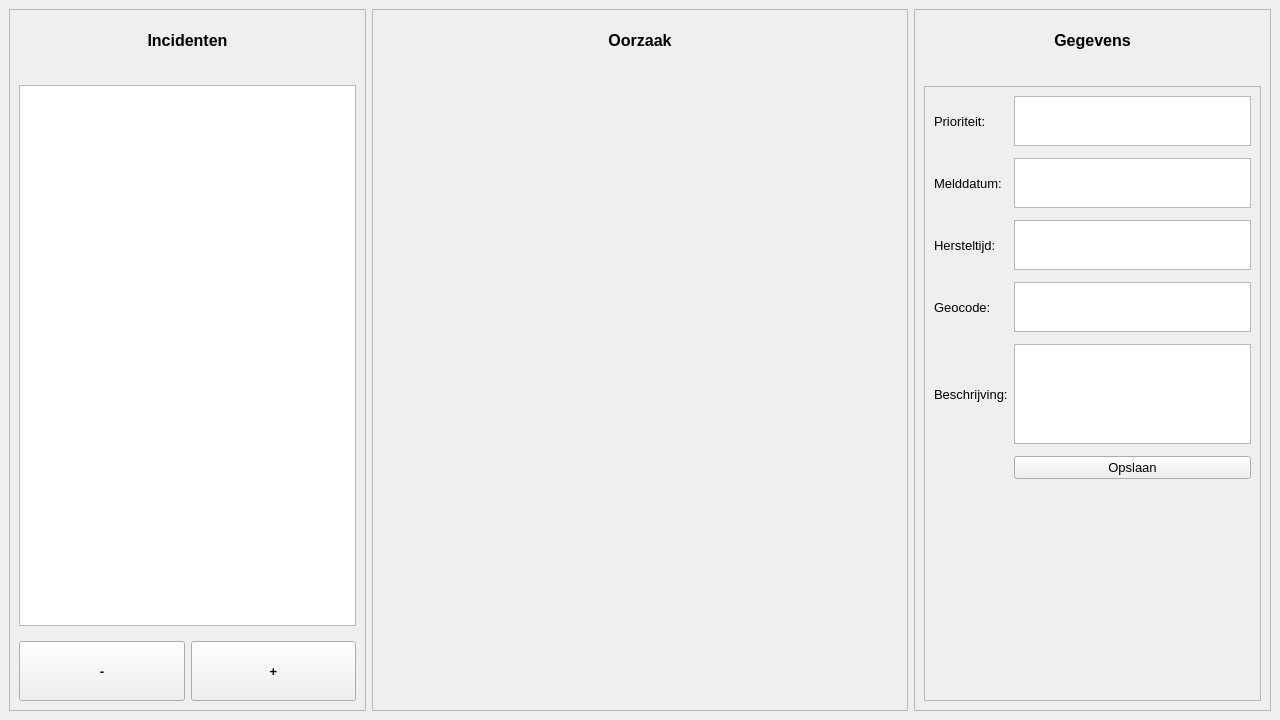
This is UI/QT/ui.ui in WailAbou/Data-Driven-Business as Qt 5 draws it before an edit. The edited form follows.
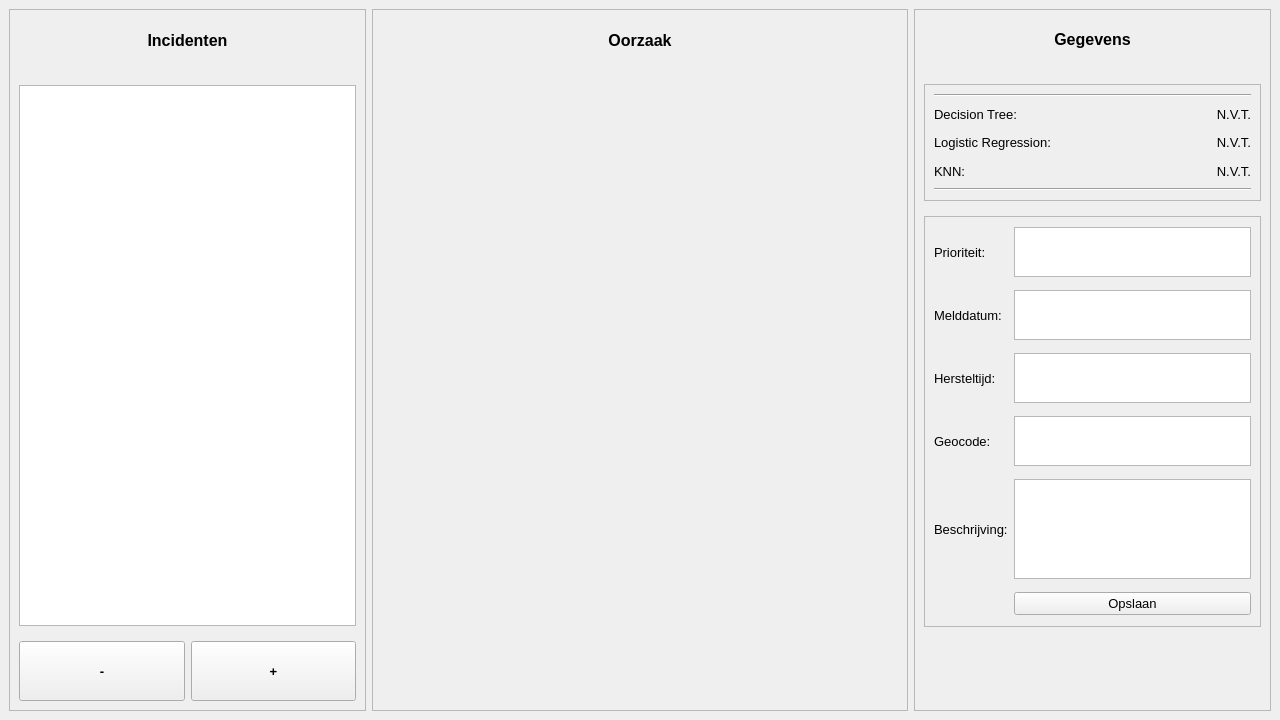
This is the edited form. Icons and pictures are not drawn.

The edit to the form file:
```diff
--- a/UI/QT/ui.ui
+++ b/UI/QT/ui.ui
@@ -191,14 +191,14 @@
       <property name="frameShadow">
        <enum>QFrame::Raised</enum>
       </property>
-      <layout class="QGridLayout" name="gridLayout" rowstretch="1,10">
+      <layout class="QGridLayout" name="gridLayout" rowstretch="1,2,7,1">
        <property name="topMargin">
         <number>0</number>
        </property>
        <property name="verticalSpacing">
         <number>15</number>
        </property>
-       <item row="1" column="0" colspan="2">
+       <item row="2" column="0" colspan="2">
         <widget class="QFrame" name="frame_4">
          <property name="frameShape">
           <enum>QFrame::StyledPanel</enum>
@@ -210,15 +210,55 @@
           <property name="verticalSpacing">
            <number>12</number>
           </property>
-          <item row="0" column="0">
-           <widget class="QLabel" name="label_2">
+          <item row="4" column="0">
+           <widget class="QLabel" name="label_6">
             <property name="font">
              <font>
               <pointsize>10</pointsize>
              </font>
             </property>
             <property name="text">
-             <string>Prioriteit:</string>
+             <string>Beschrijving:</string>
+            </property>
+           </widget>
+          </item>
+          <item row="4" column="1" colspan="2">
+           <widget class="QTextEdit" name="beschrijving">
+            <property name="sizePolicy">
+             <sizepolicy hsizetype="Expanding" vsizetype="Maximum">
+              <horstretch>0</horstretch>
+              <verstretch>0</verstretch>
+             </sizepolicy>
+            </property>
+            <property name="maximumSize">
+             <size>
+              <width>16777215</width>
+              <height>100</height>
+             </size>
+            </property>
+            <property name="font">
+             <font>
+              <pointsize>10</pointsize>
+             </font>
+            </property>
+           </widget>
+          </item>
+          <item row="5" column="1" colspan="2">
+           <widget class="QPushButton" name="saveButton">
+            <property name="sizePolicy">
+             <sizepolicy hsizetype="Minimum" vsizetype="Fixed">
+              <horstretch>0</horstretch>
+              <verstretch>0</verstretch>
+             </sizepolicy>
+            </property>
+            <property name="font">
+             <font>
+              <pointsize>10</pointsize>
+              <underline>false</underline>
+             </font>
+            </property>
+            <property name="text">
+             <string>Opslaan</string>
             </property>
            </widget>
           </item>
@@ -246,6 +286,18 @@
             </property>
            </widget>
           </item>
+          <item row="0" column="0">
+           <widget class="QLabel" name="label_2">
+            <property name="font">
+             <font>
+              <pointsize>10</pointsize>
+             </font>
+            </property>
+            <property name="text">
+             <string>Prioriteit:</string>
+            </property>
+           </widget>
+          </item>
           <item row="1" column="0">
            <widget class="QLabel" name="label_3">
             <property name="font">
@@ -258,8 +310,8 @@
             </property>
            </widget>
           </item>
-          <item row="1" column="1" colspan="2">
-           <widget class="QTextEdit" name="melddatum">
+          <item row="3" column="1" colspan="2">
+           <widget class="QTextEdit" name="geocode">
             <property name="sizePolicy">
              <sizepolicy hsizetype="Expanding" vsizetype="Maximum">
               <horstretch>0</horstretch>
@@ -324,8 +376,8 @@
             </property>
            </widget>
           </item>
-          <item row="3" column="1" colspan="2">
-           <widget class="QTextEdit" name="geocode">
+          <item row="1" column="1" colspan="2">
+           <widget class="QTextEdit" name="melddatum">
             <property name="sizePolicy">
              <sizepolicy hsizetype="Expanding" vsizetype="Maximum">
               <horstretch>0</horstretch>
@@ -345,102 +397,46 @@
             </property>
            </widget>
           </item>
-          <item row="4" column="0">
-           <widget class="QLabel" name="label_6">
-            <property name="font">
-             <font>
-              <pointsize>10</pointsize>
-             </font>
-            </property>
-            <property name="text">
-             <string>Beschrijving:</string>
-            </property>
-           </widget>
-          </item>
-          <item row="4" column="1" colspan="2">
-           <widget class="QTextEdit" name="beschrijving">
-            <property name="sizePolicy">
-             <sizepolicy hsizetype="Expanding" vsizetype="Maximum">
-              <horstretch>0</horstretch>
-              <verstretch>0</verstretch>
-             </sizepolicy>
-            </property>
-            <property name="maximumSize">
-             <size>
-              <width>16777215</width>
-              <height>100</height>
-             </size>
-            </property>
-            <property name="font">
-             <font>
-              <pointsize>10</pointsize>
-             </font>
-            </property>
-           </widget>
-          </item>
-          <item row="5" column="1" colspan="2">
-           <widget class="QPushButton" name="saveButton">
-            <property name="sizePolicy">
-             <sizepolicy hsizetype="Minimum" vsizetype="Fixed">
-              <horstretch>0</horstretch>
-              <verstretch>0</verstretch>
-             </sizepolicy>
-            </property>
-            <property name="font">
-             <font>
-              <pointsize>10</pointsize>
-              <underline>false</underline>
-             </font>
-            </property>
-            <property name="text">
-             <string>Opslaan</string>
-            </property>
-           </widget>
-          </item>
-          <item row="6" column="1">
-           <spacer name="verticalSpacer">
-            <property name="orientation">
-             <enum>Qt::Vertical</enum>
-            </property>
-            <property name="sizeHint" stdset="0">
-             <size>
-              <width>20</width>
-              <height>93</height>
-             </size>
-            </property>
-           </spacer>
-          </item>
-          <item row="7" column="2">
-           <widget class="QLabel" name="logoLabel">
-            <property name="sizePolicy">
-             <sizepolicy hsizetype="Maximum" vsizetype="Maximum">
-              <horstretch>0</horstretch>
-              <verstretch>0</verstretch>
-             </sizepolicy>
-            </property>
-            <property name="maximumSize">
-             <size>
-              <width>150</width>
-              <height>75</height>
-             </size>
-            </property>
-            <property name="layoutDirection">
-             <enum>Qt::RightToLeft</enum>
-            </property>
-            <property name="text">
-             <string/>
-            </property>
-            <property name="pixmap">
-             <pixmap>../../Data/Images/ns.png</pixmap>
-            </property>
-            <property name="scaledContents">
-             <bool>true</bool>
-            </property>
-           </widget>
-          </item>
          </layout>
         </widget>
        </item>
+       <item row="3" column="1">
+        <widget class="QLabel" name="logoLabel">
+         <property name="sizePolicy">
+          <sizepolicy hsizetype="Ignored" vsizetype="Ignored">
+           <horstretch>0</horstretch>
+           <verstretch>0</verstretch>
+          </sizepolicy>
+         </property>
+         <property name="minimumSize">
+          <size>
+           <width>125</width>
+           <height>0</height>
+          </size>
+         </property>
+         <property name="maximumSize">
+          <size>
+           <width>150</width>
+           <height>16777215</height>
+          </size>
+         </property>
+         <property name="layoutDirection">
+          <enum>Qt::RightToLeft</enum>
+         </property>
+         <property name="text">
+          <string/>
+         </property>
+         <property name="pixmap">
+          <pixmap>../../Data/Images/ns.png</pixmap>
+         </property>
+         <property name="scaledContents">
+          <bool>true</bool>
+         </property>
+         <property name="alignment">
+          <set>Qt::AlignRight|Qt::AlignTrailing|Qt::AlignVCenter</set>
+         </property>
+        </widget>
+       </item>
        <item row="0" column="0" colspan="2">
         <widget class="QLabel" name="dataLabel">
          <property name="font">
@@ -458,6 +454,113 @@
          </property>
         </widget>
        </item>
+       <item row="1" column="0" colspan="2">
+        <widget class="QFrame" name="frame_5">
+         <property name="frameShape">
+          <enum>QFrame::StyledPanel</enum>
+         </property>
+         <property name="frameShadow">
+          <enum>QFrame::Raised</enum>
+         </property>
+         <layout class="QGridLayout" name="gridLayout_6">
+          <item row="3" column="1">
+           <widget class="QLabel" name="hersteltijd_lr">
+            <property name="font">
+             <font>
+              <pointsize>10</pointsize>
+             </font>
+            </property>
+            <property name="text">
+             <string>N.V.T.</string>
+            </property>
+            <property name="alignment">
+             <set>Qt::AlignRight|Qt::AlignTrailing|Qt::AlignVCenter</set>
+            </property>
+           </widget>
+          </item>
+          <item row="2" column="0">
+           <widget class="QLabel" name="label">
+            <property name="font">
+             <font>
+              <pointsize>10</pointsize>
+             </font>
+            </property>
+            <property name="text">
+             <string>Decision Tree:</string>
+            </property>
+           </widget>
+          </item>
+          <item row="4" column="0">
+           <widget class="QLabel" name="label_8">
+            <property name="font">
+             <font>
+              <pointsize>10</pointsize>
+             </font>
+            </property>
+            <property name="text">
+             <string>KNN:</string>
+            </property>
+           </widget>
+          </item>
+          <item row="3" column="0">
+           <widget class="QLabel" name="label_7">
+            <property name="font">
+             <font>
+              <pointsize>10</pointsize>
+             </font>
+            </property>
+            <property name="text">
+             <string>Logistic Regression:</string>
+            </property>
+           </widget>
+          </item>
+          <item row="4" column="1">
+           <widget class="QLabel" name="hersteltijd_knn">
+            <property name="font">
+             <font>
+              <pointsize>10</pointsize>
+             </font>
+            </property>
+            <property name="text">
+             <string>N.V.T.</string>
+            </property>
+            <property name="alignment">
+             <set>Qt::AlignRight|Qt::AlignTrailing|Qt::AlignVCenter</set>
+            </property>
+           </widget>
+          </item>
+          <item row="2" column="1">
+           <widget class="QLabel" name="hersteltijd_dt">
+            <property name="font">
+             <font>
+              <pointsize>10</pointsize>
+             </font>
+            </property>
+            <property name="text">
+             <string>N.V.T.</string>
+            </property>
+            <property name="alignment">
+             <set>Qt::AlignRight|Qt::AlignTrailing|Qt::AlignVCenter</set>
+            </property>
+           </widget>
+          </item>
+          <item row="1" column="0" colspan="2">
+           <widget class="Line" name="line_2">
+            <property name="orientation">
+             <enum>Qt::Horizontal</enum>
+            </property>
+           </widget>
+          </item>
+          <item row="5" column="0" colspan="2">
+           <widget class="Line" name="line">
+            <property name="orientation">
+             <enum>Qt::Horizontal</enum>
+            </property>
+           </widget>
+          </item>
+         </layout>
+        </widget>
+       </item>
       </layout>
      </widget>
     </item>
```
